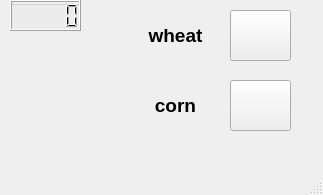
Qt form mland.ui (SjdHbz/bullshit) before a commit.
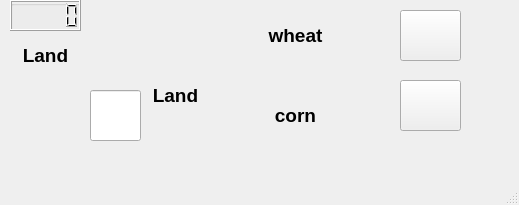
The same form after that commit. Icons and pictures are not drawn.

The edit to the form file:
```diff
--- a/mland.ui
+++ b/mland.ui
@@ -6,18 +6,21 @@
    <rect>
     <x>0</x>
     <y>0</y>
-    <width>323</width>
-    <height>195</height>
+    <width>519</width>
+    <height>205</height>
    </rect>
   </property>
   <property name="windowTitle">
    <string>MainWindow</string>
   </property>
+  <property name="styleSheet">
+   <string notr="true">border-image: url(:/new/prefix1/download (2).png);</string>
+  </property>
   <widget class="QWidget" name="centralwidget">
    <widget class="QPushButton" name="pushButton">
     <property name="geometry">
      <rect>
-      <x>230</x>
+      <x>400</x>
       <y>80</y>
       <width>61</width>
       <height>51</height>
@@ -33,7 +36,7 @@
    <widget class="QPushButton" name="pushButton_2">
     <property name="geometry">
      <rect>
-      <x>230</x>
+      <x>400</x>
       <y>10</y>
       <width>61</width>
       <height>51</height>
@@ -49,8 +52,8 @@
    <widget class="QLabel" name="label_67">
     <property name="geometry">
      <rect>
-      <x>130</x>
-      <y>90</y>
+      <x>250</x>
+      <y>100</y>
       <width>91</width>
       <height>31</height>
      </rect>
@@ -62,7 +65,7 @@
    <widget class="QLabel" name="label_68">
     <property name="geometry">
      <rect>
-      <x>130</x>
+      <x>250</x>
       <y>20</y>
       <width>91</width>
       <height>31</height>
@@ -101,6 +104,64 @@
      </property>
     </widget>
    </widget>
+   <widget class="QLineEdit" name="lineEdit_land">
+    <property name="geometry">
+     <rect>
+      <x>90</x>
+      <y>90</y>
+      <width>51</width>
+      <height>51</height>
+     </rect>
+    </property>
+    <property name="styleSheet">
+     <string notr="true">font: 14pt &quot;MS Shell Dlg 2&quot;;</string>
+    </property>
+    <property name="text">
+     <string/>
+    </property>
+   </widget>
+   <widget class="QLabel" name="label">
+    <property name="geometry">
+     <rect>
+      <x>0</x>
+      <y>80</y>
+      <width>91</width>
+      <height>71</height>
+     </rect>
+    </property>
+    <property name="styleSheet">
+     <string notr="true">image: url(:/new/prefix1/77-771462_agriculture-agricultural-land-farm-computer-icons-field-rice.jpg);</string>
+    </property>
+    <property name="text">
+     <string/>
+    </property>
+   </widget>
+   <widget class="QLabel" name="label_2">
+    <property name="geometry">
+     <rect>
+      <x>10</x>
+      <y>40</y>
+      <width>71</width>
+      <height>31</height>
+     </rect>
+    </property>
+    <property name="text">
+     <string>&lt;html&gt;&lt;head/&gt;&lt;body&gt;&lt;p align=&quot;center&quot;&gt;&lt;span style=&quot; font-size:14pt; font-weight:600;&quot;&gt;Land&lt;/span&gt;&lt;/p&gt;&lt;/body&gt;&lt;/html&gt;</string>
+    </property>
+   </widget>
+   <widget class="QLabel" name="label_3">
+    <property name="geometry">
+     <rect>
+      <x>140</x>
+      <y>80</y>
+      <width>71</width>
+      <height>31</height>
+     </rect>
+    </property>
+    <property name="text">
+     <string>&lt;html&gt;&lt;head/&gt;&lt;body&gt;&lt;p align=&quot;center&quot;&gt;&lt;span style=&quot; font-size:14pt; font-weight:600;&quot;&gt;Land&lt;/span&gt;&lt;/p&gt;&lt;/body&gt;&lt;/html&gt;</string>
+    </property>
+   </widget>
   </widget>
   <widget class="QMenuBar" name="menubar">
    <property name="geometry">
```
Left out of the diff: 2 changed lines with no effect on the pictures.
